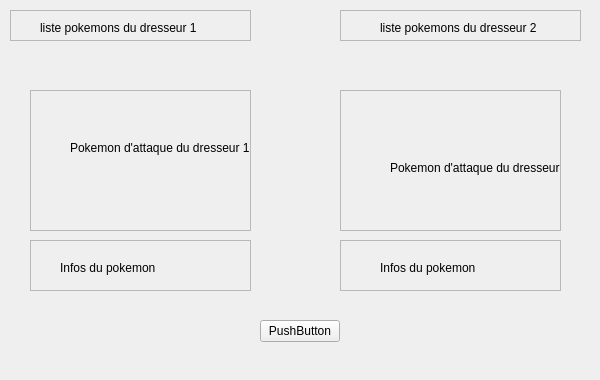
Old version of the form attackwidget.ui in the repository s1nyx/TP-Pokemon.
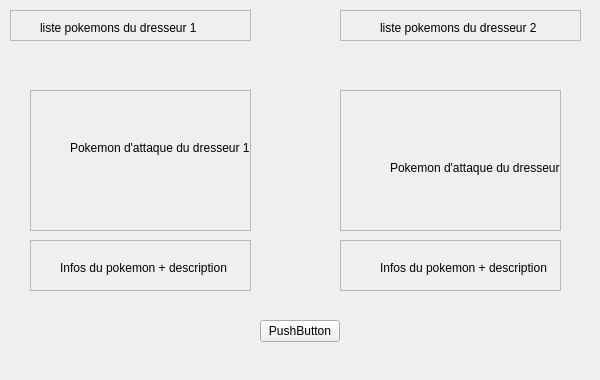
New version of the form.

Commit message: feat(homewidget): add possibility to add pokemons, show pokemon teams by trainers

The edit to the form file:
```diff
--- a/attackwidget.ui
+++ b/attackwidget.ui
@@ -162,12 +162,12 @@
      <rect>
       <x>30</x>
       <y>20</y>
-      <width>141</width>
+      <width>171</width>
       <height>16</height>
      </rect>
     </property>
     <property name="text">
-     <string>Infos du pokemon</string>
+     <string>Infos du pokemon + description</string>
     </property>
    </widget>
   </widget>
@@ -191,12 +191,12 @@
      <rect>
       <x>40</x>
       <y>20</y>
-      <width>141</width>
+      <width>171</width>
       <height>16</height>
      </rect>
     </property>
     <property name="text">
-     <string>Infos du pokemon</string>
+     <string>Infos du pokemon + description</string>
     </property>
    </widget>
   </widget>
```
The commit also changes 8 other files.
